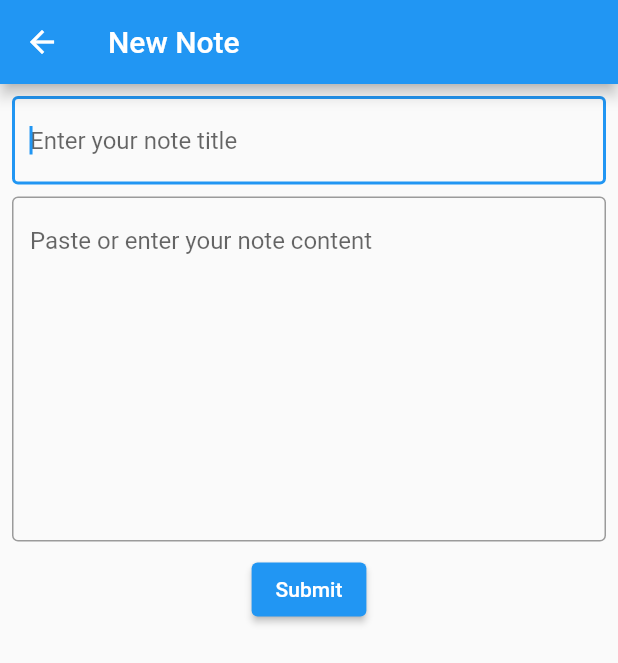
After one commit to awest25/Retainify, a Flutter app: the NewNoteScreen screen opened directly, on a phone screen of 412 x 824 dp. The commit adds this screen. Shown: the top 663 px of the screen. Run offline on Flutter 3.47's test engine with Material 2 defaults, Android fonts, the phone set to English and light mode, and no system bars; our stand-ins replace flutter_local_notifications, flutter_native_timezone, flutter_speed_dial, hive, hive_flutter, timezone; accounts and stored records are empty.

```diff
--- /dev/null
+++ b/lib/screens/NewNoteScreen.dart
@@ -0,0 +1,65 @@
+import 'package:flutter/material.dart';
+import 'package:retainify/screens/NotesScreen.dart';
+
+class NewNoteScreen extends StatelessWidget {
+  const NewNoteScreen({Key? key}) : super(key: key);
+
+  @override
+  Widget build(BuildContext context) {
+    final FocusNode contentFocusNode = FocusNode();
+
+    return Scaffold(
+      appBar: AppBar(title: const Text("New Note")),
+      body: Padding(
+        padding: const EdgeInsets.all(8.0),
+        child: Column(
+          children: [
+            Padding(
+              padding: EdgeInsets.only(bottom: 8.0),
+              child: TextField(
+                autofocus: true,
+                decoration: const InputDecoration(
+                  border: OutlineInputBorder(),
+                  hintText: 'Enter your note title',
+                ),
+                onSubmitted: (_) {
+                  FocusScope.of(context).requestFocus(contentFocusNode);
+                },
+              ),
+            ),
+            TextField(
+              focusNode: contentFocusNode,
+              decoration: const InputDecoration(
+                border: OutlineInputBorder(),
+                hintText: 'Paste or enter your note content',
+              ),
+              maxLines: 10,
+              onSubmitted: (text) {
+                Navigator.push(
+                  context,
+                  MaterialPageRoute(
+                    builder: (context) => const NotesScreen(),
+                  ),
+                );
+              },
+            ),
+            const SizedBox(
+                height:
+                    8.0), // Add spacing between the text field and the button
+            ElevatedButton(
+              onPressed: () {
+                Navigator.pushAndRemoveUntil(
+                    context,
+                    MaterialPageRoute(
+                      builder: (context) => const NotesScreen(),
+                    ),
+                    (Route<dynamic> route) => false);
+              },
+              child: const Text('Submit'),
+            ),
+          ],
+        ),
+      ),
+    );
+  }
+}
--- a/lib/screens/NotesScreen.dart
+++ b/lib/screens/NotesScreen.dart
@@ -5,6 +5,7 @@ import 'package:intl/intl.dart';
 import 'package:flutter_speed_dial/flutter_speed_dial.dart';
 import "package:retainify/screens/NewNoteNotion.dart";
 import "package:retainify/global_styles.dart";
+import 'package:retainify/screens/NewNoteScreen.dart';
 
 class NotesScreen extends StatelessWidget {
   const NotesScreen({super.key});
@@ -35,9 +36,7 @@ class NotesScreen extends StatelessWidget {
                   Navigator.push(
                       context,
                       MaterialPageRoute(
-                          builder: (context) => const ReviewScreen(
-                                questions: [],
-                              )));
+                          builder: (context) => const NewNoteScreen()));
                 }),
             SpeedDialChild(
                 child: const Icon(CustomIcons.notion_logo),
```
